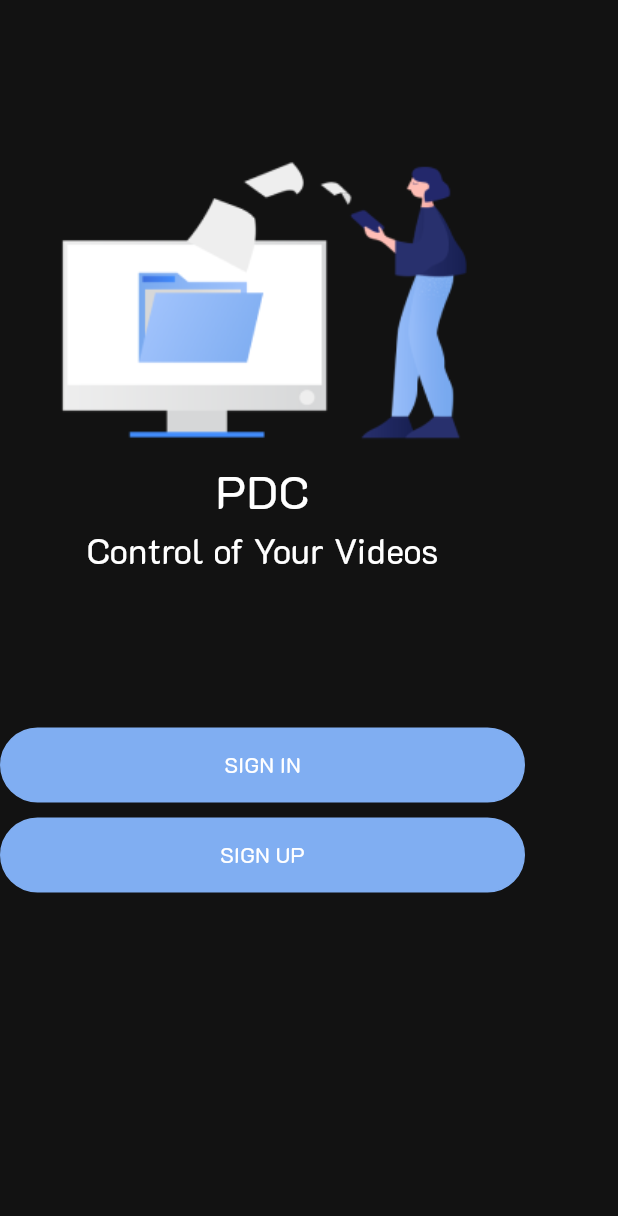
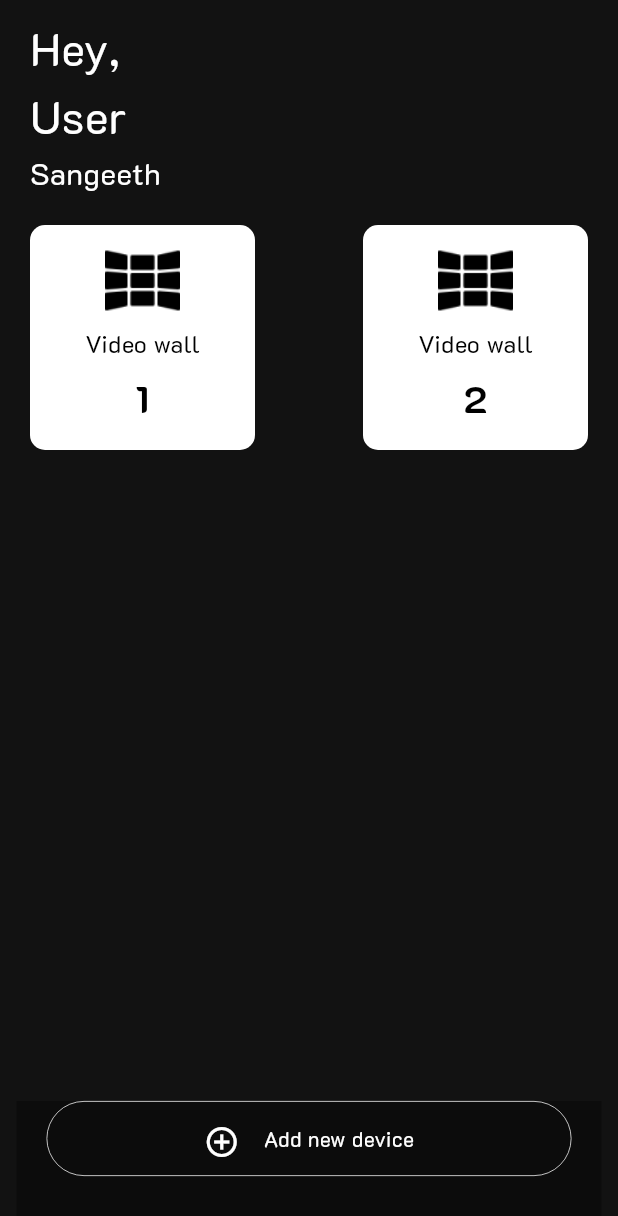
Before and after one commit to sangeethpalliyal/PiWall, a Flutter app: the screen it shows after launch, on a phone screen of 412 x 824 dp. Shown: the top 1216 px of the screen. Run offline on Flutter 3.47's test engine with Material 3 defaults, Android fonts, the light colour scheme and no system bars.

Commit message:
screens implemented

```diff
--- /dev/null
+++ b/lib/common/widgets/custom_add_btn.dart
@@ -0,0 +1,44 @@
+import 'package:flutter/material.dart';
+import 'package:pi_wall_app/common/widgets/custom_text.dart';
+
+class CustomAddBtn extends StatelessWidget {
+  const CustomAddBtn({
+    super.key,
+    required this.btnText,
+    required this.onPressed,
+  });
+  final String btnText;
+  final void Function() onPressed;
+  @override
+  Widget build(BuildContext context) {
+    return GestureDetector(
+      onTap: onPressed,
+      child: Padding(
+        padding: const EdgeInsets.only(left: 20, right: 20, bottom: 40),
+        child: Container(
+          height: 50,
+          width: 350,
+          decoration: BoxDecoration(
+            border: Border.all(color: Colors.white, width: 0.5),
+            borderRadius: BorderRadius.circular(50),
+          ),
+          child: Row(
+            crossAxisAlignment: CrossAxisAlignment.center,
+            mainAxisAlignment: MainAxisAlignment.center,
+            children: [
+              Container(
+                height: 20,
+                width: 20,
+                child: const Icon(Icons.add_circle_outline),
+              ),
+              const SizedBox(
+                width: 20,
+              ),
+              CustomText(text: btnText)
+            ],
+          ),
+        ),
+      ),
+    );
+  }
+}
--- /dev/null
+++ b/lib/common/widgets/home_container.dart
@@ -0,0 +1,70 @@
+import 'package:flutter/material.dart';
+import 'package:pi_wall_app/common/widgets/custom_text.dart';
+import 'package:pi_wall_app/core/configs/assets/app_images.dart';
+import 'package:pi_wall_app/screens/select_wall_scrn/wall_selected.dart';
+
+class CusttomHomeContainer extends StatelessWidget {
+  const CusttomHomeContainer({
+    super.key,
+    required this.wallCount,
+  });
+  final String wallCount;
+  @override
+  Widget build(BuildContext context) {
+    return GestureDetector(
+      onTap: () {
+        Navigator.push(
+          context,
+          MaterialPageRoute(
+            builder: (BuildContext context) => VideoWallSelectedScreen(),
+          ),
+        );
+      },
+      child: Container(
+        height: 150,
+        width: 150,
+        decoration: BoxDecoration(
+          color: Colors.white,
+          borderRadius: BorderRadius.circular(10),
+        ),
+        child: Padding(
+          padding: const EdgeInsets.all(12.0),
+          child: Column(
+            children: [
+              // const SizedBox(
+              //   height: 10,
+              // ),
+              Container(
+                height: 50,
+                width: 50,
+                decoration: const BoxDecoration(
+                  image: DecorationImage(
+                    image: AssetImage(AppImages.videoWall),
+                    fit: BoxFit.cover,
+                  ),
+                ),
+              ),
+              SizedBox(
+                height: 5,
+              ),
+              CustomText(
+                text: "Video wall",
+                fontColor: Colors.black,
+                fontSize: 16,
+              ),
+              SizedBox(
+                height: 5,
+              ),
+              CustomText(
+                text: wallCount,
+                fontColor: Colors.black,
+                fontSize: 25,
+                fontweight: FontWeight.bold,
+              ),
+            ],
+          ),
+        ),
+      ),
+    );
+  }
+}
--- a/lib/core/configs/assets/app_images.dart
+++ b/lib/core/configs/assets/app_images.dart
@@ -3,4 +3,6 @@ class AppImages{
 
   static const String logos = '${basePath}logo_first.png';
   static const String google_logo = '${basePath}Google.png';
+  static const String videoWall = '${basePath}VideoWall.png';
+  //static const String addIcon = '${basePath}AddIcon.png';
 }
--- a/lib/main.dart
+++ b/lib/main.dart
@@ -1,5 +1,10 @@
 import 'package:flutter/material.dart';
+import 'package:pi_wall_app/common/widgets/custom_add_btn.dart';
 import 'package:pi_wall_app/common/widgets/custom_google_btn.dart';
+import 'package:pi_wall_app/common/widgets/home_container.dart';
+import 'package:pi_wall_app/common/widgets/wall_screen/custom_video_item.dart';
+import 'package:pi_wall_app/common/widgets/wall_screen/custom_wall_container.dart';
+import 'package:pi_wall_app/screens/home/home_scrn.dart';
 import 'package:pi_wall_app/screens/sign_in_or_sign_up/sign_in_or_up_scrn.dart';
 
 void main() {
@@ -20,8 +25,10 @@ class MyApp extends StatelessWidget {
           ),
         ),
         debugShowCheckedModeBanner: false,
-      home: const SignInOrUpScreen(),
-      //home: CustomGoogleBtn(),
+      //home: const SignInOrUpScreen(),
+      home: HomeScreen(),
+      //home: WallContainer()
+      //home: VideoItemContainer(),
     );
   }
 }
--- /dev/null
+++ b/lib/screens/home/home_scrn.dart
@@ -0,0 +1,42 @@
+import 'package:flutter/material.dart';
+import 'package:pi_wall_app/common/widgets/custom_add_btn.dart';
+import 'package:pi_wall_app/common/widgets/custom_text.dart';
+import 'package:pi_wall_app/common/widgets/home_container.dart';
+
+class HomeScreen extends StatelessWidget {
+  const HomeScreen({super.key});
+
+  @override
+  Widget build(BuildContext context) {
+    return Scaffold(
+      body: SafeArea(
+        child: SingleChildScrollView(
+          child: Padding(
+            padding: const EdgeInsets.only(right: 20,left: 20,),
+            child: Column(
+              crossAxisAlignment: CrossAxisAlignment.start,
+              children: [
+                const SizedBox(height: 10,),
+                CustomText(text: 'Hey,',fontSize: 30,),
+                CustomText(text: 'User',fontSize: 30,),
+                CustomText(text: 'Sangeeth',fontSize: 20,),
+                const SizedBox(height: 20,),
+                const Row(
+                  children: [
+                    CusttomHomeContainer(wallCount: '1',),
+                    Spacer(),
+                    CusttomHomeContainer(wallCount: '2',)
+                  ],
+                )
+              ],
+            ),
+          ),
+        ),
+      ),
+      bottomSheet: Container(
+        child:  CustomAddBtn(btnText: 'Add new device',onPressed: (){}),
+        color: const Color(0Xff0C0C0C),
+      ),
+    );
+  }
+}
--- a/lib/screens/sign_in_or_sign_up/sign_in_or_up_scrn.dart
+++ b/lib/screens/sign_in_or_sign_up/sign_in_or_up_scrn.dart
@@ -13,6 +13,8 @@ class SignInOrUpScreen extends StatelessWidget {
   Widget build(BuildContext context) {
     return Scaffold(
       body: SafeArea(
+        child: Padding(
+          padding: const EdgeInsets.only(left: 20,right: 20),
           child: Column(
             children: [
               const SizedBox(
@@ -77,6 +79,7 @@ class SignInOrUpScreen extends StatelessWidget {
             ],
           ),
         ),
+      ),
     );
   }
 }
--- a/lib/screens/sign_up/sign_up.dart
+++ b/lib/screens/sign_up/sign_up.dart
@@ -16,7 +16,7 @@ class SignUpScreen extends StatelessWidget {
           onPressed: () {
             Navigator.pop(context);
           },
-          icon: Icon(Icons.arrow_back),
+          icon: const Icon(Icons.arrow_back),
         ),
       ),
       body: SingleChildScrollView(
@@ -81,7 +81,7 @@ class SignUpScreen extends StatelessWidget {
               const SizedBox(
                 height: 10,
               ),
-              CustomGoogleBtn(),
+              const CustomGoogleBtn(),
               const SizedBox(
                 height: 5,
               ),
```
Also changed, not shown: lib/common/widgets/wall_screen/custom_video_item.dart (added, +41 -0 lines), lib/common/widgets/wall_screen/custom_wall_container.dart (added, +66 -0 lines), lib/screens/select_wall_scrn/wall_selected.dart (added, +47 -0 lines), lib/screens/upload_video/upload_video_scrn.dart (added, +56 -0 lines), assets/images/AddIcon.png (added), assets/images/VideoWall.png (added). Lines whose indentation alone changed are shown as unchanged.
